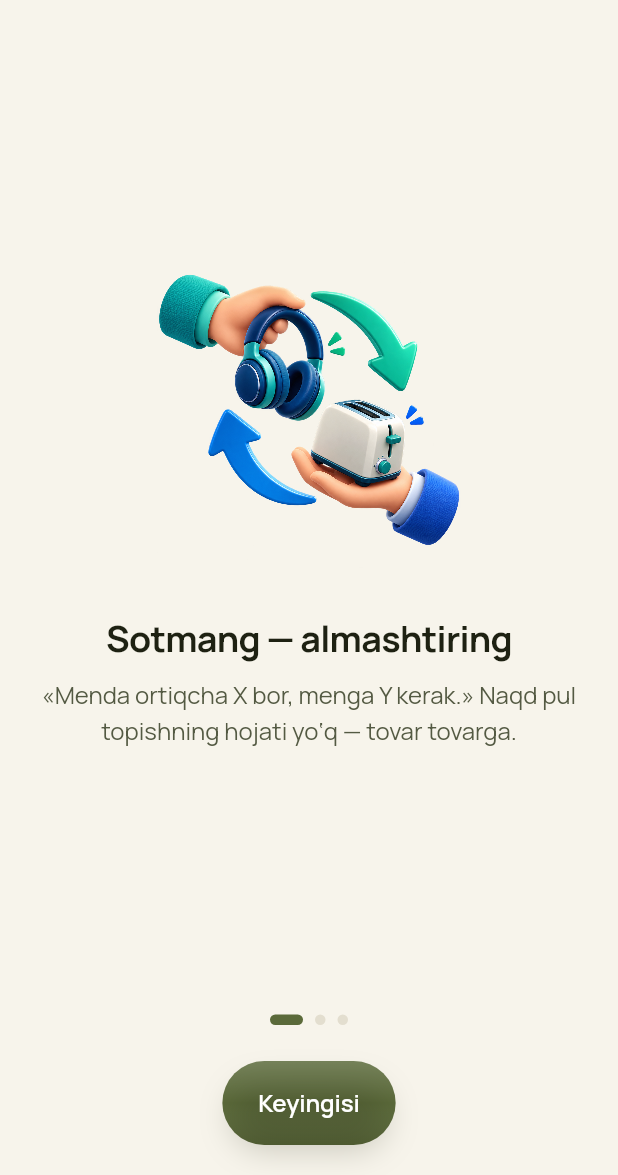
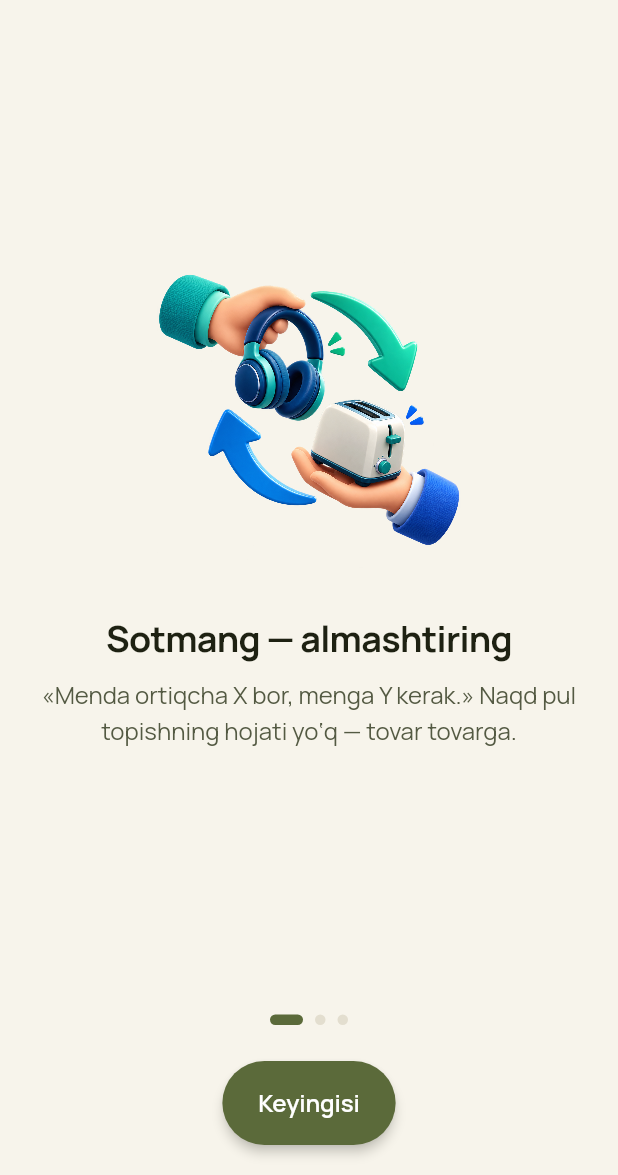
Before and after one commit to Hazratqul21/barterapp, a Flutter app: the screen it shows after launch, on a phone screen of 412 x 824 dp, the part 61-1236 px from its top. Run offline on Flutter 3.47's test engine with Material 3 defaults, Android fonts, the phone set to English and light mode, and no system bars; our stand-ins replace cached_network_image, dio, firebase_core, firebase_messaging, flutter_animate, flutter_riverpod and 5 more; missing offline and left inert: genkit, genkit_google_genai, schemantic; accounts and stored records are empty; statements that could not run were skipped.

Commit message:
Clay tugma: ichki ikkinchi quti o'rniga Material soyasi
backgroundBuilder tugma padding'i ichida chizilardi va tugma ichida
ikkinchi, kichikroq quti bo'lib ko'rinardi (golden'da ko'rindi). Endi
yengil clay Material'ning o'z elevation'i bilan: zaytun soya tugma
shakliga aniq mos keladi, bosilganda 0 — tugma botadi.

Co-Authored-By: Claude Opus 5.5 <noreply@anthropic.com>
Claude-Session: https://claude.ai/code/session_01QAEe6vCKgYsYaWvpCzNKib

```diff
--- a/app/lib/core/theme/app_theme.dart
+++ b/app/lib/core/theme/app_theme.dart
@@ -231,57 +231,6 @@ abstract final class AppTheme {
   );
 
   static ThemeData light() => _build(Brightness.light);
-
-  /// Clay, lightly: the primary button stands a millimetre off the page —
-  /// lit from above, a soft coloured shadow under it — and sinks when
-  /// pressed (gradient reversed, shadow gone). Disabled stays flat so an
-  /// unavailable action does not look pressable.
-  static Widget _clay(
-    BuildContext context,
-    Set<WidgetState> states,
-    Widget? child,
-  ) {
-    if (states.contains(WidgetState.disabled)) return child!;
-    // Light and shade laid over whatever colour the button already has, so a
-    // red "delete" stays red: the theme cannot see a local backgroundColor.
-    final pressed = states.contains(WidgetState.pressed);
-    return DecoratedBox(
-      decoration: ShapeDecoration(
-        shape: const StadiumBorder(),
-        shadows: pressed
-            ? null
-            : [
-                BoxShadow(
-                  color: BrandColors.olive900.withValues(alpha: 0.22),
-                  blurRadius: 18,
-                  spreadRadius: -6,
-                  offset: const Offset(0, 9),
-                ),
-              ],
-      ),
-      // Behind the label, over the button's own fill.
-      child: DecoratedBox(
-        decoration: ShapeDecoration(
-          shape: const StadiumBorder(),
-          gradient: LinearGradient(
-            begin: Alignment.topCenter,
-            end: Alignment.bottomCenter,
-            colors: pressed
-                ? [
-                    Colors.black.withValues(alpha: 0.12),
-                    Colors.black.withValues(alpha: 0),
-                  ]
-                : [
-                    Colors.white.withValues(alpha: 0.16),
-                    Colors.white.withValues(alpha: 0),
-                    Colors.black.withValues(alpha: 0.08),
-                  ],
-          ),
-        ),
-        child: child,
-      ),
-    );
-  }
 
   static ThemeData dark() => _build(Brightness.dark);
 
@@ -517,7 +466,23 @@ abstract final class AppTheme {
           minimumSize: const Size(64, 56),
           shape: const RoundedRectangleBorder(borderRadius: Radii.rFull),
           textStyle: textTheme.titleMedium?.copyWith(color: Colors.white),
-        ).copyWith(backgroundBuilder: _clay),
+        ).copyWith(
+          // Clay, lightly: the button stands a millimetre off the page on a
+          // soft olive shadow and sinks when pressed. Material's own
+          // elevation follows the button's shape exactly; a background
+          // builder is laid out inside the padding and showed as a second
+          // box within the button.
+          elevation: WidgetStateProperty.resolveWith(
+            (states) =>
+                states.contains(WidgetState.pressed) ||
+                    states.contains(WidgetState.disabled)
+                ? 0
+                : 3,
+          ),
+          shadowColor: WidgetStatePropertyAll(
+            BrandColors.olive900.withValues(alpha: 0.55),
+          ),
+        ),
       ),
     );
   }
```
Also changed, not shown: 6 other files.
